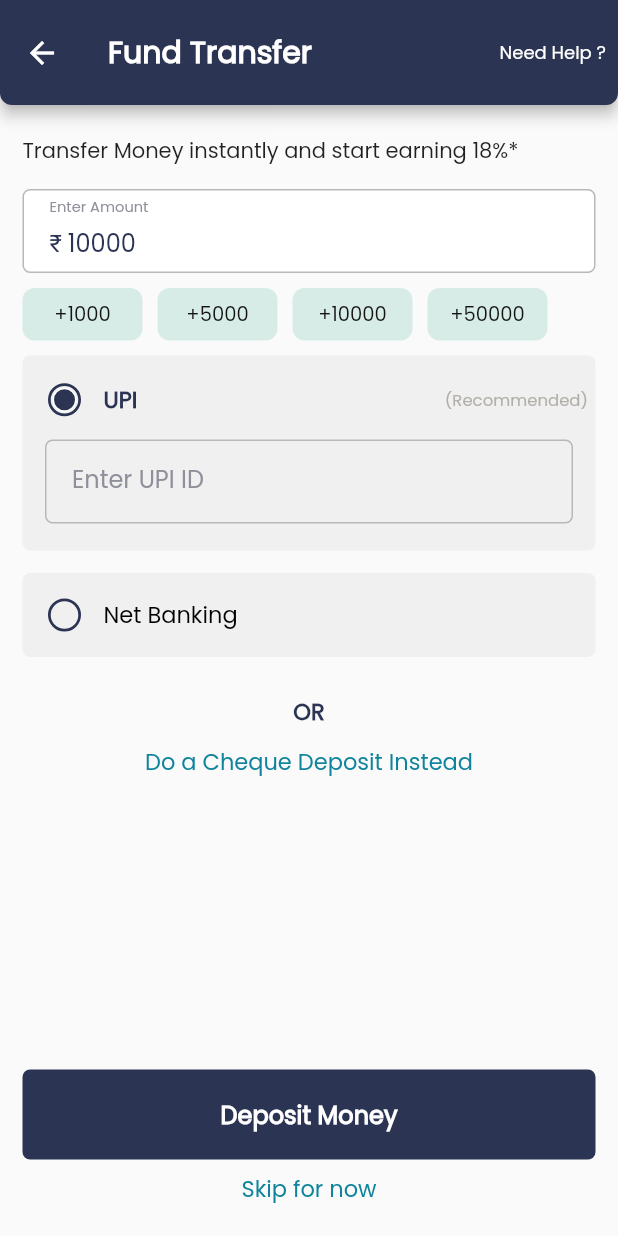
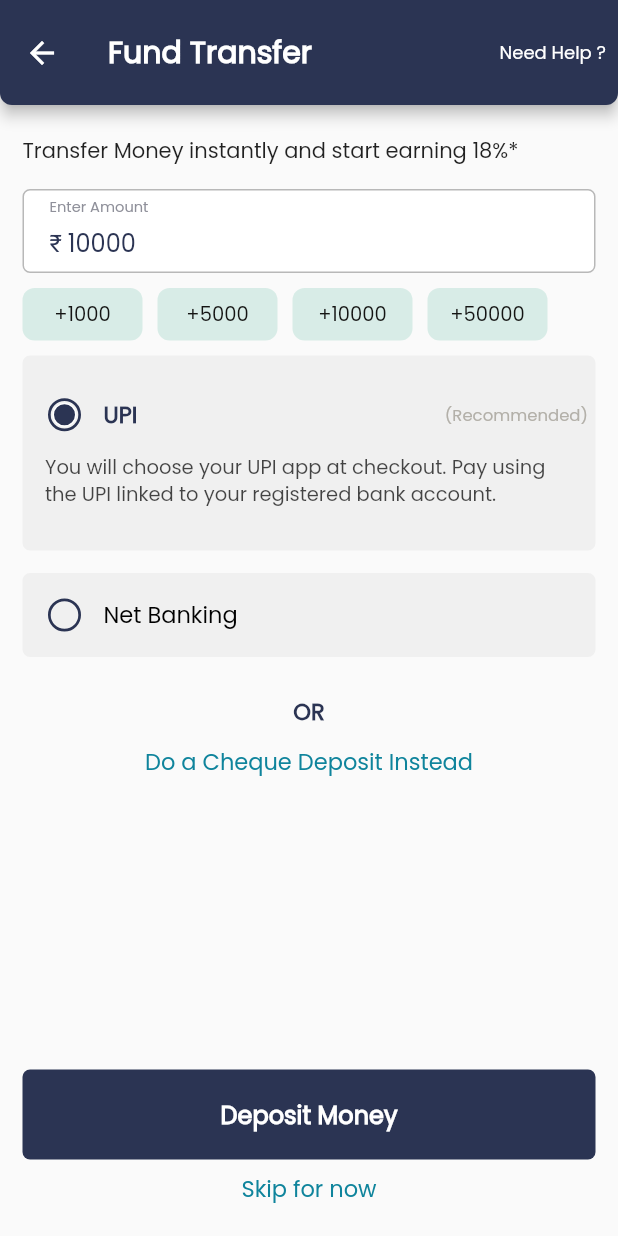
Before and after one commit to sachyam-salarycredits/investor-frontend, a Flutter app: the NewFundTransferScreen screen opened by its route, after a tap on "UPI", on a phone screen of 412 x 824 dp. Run offline on Flutter 3.47's test engine with Material 2 defaults, Android fonts, the phone set to English and light mode, and no system bars; drawn by our look-alikes of modal_progress_hud_nsn; our stand-ins replace connectivity_plus, dio, dotted_border, dropdown_button2, file_picker, firebase_core and 24 more; missing offline and left inert: appsflyer_sdk, custom_pop_up_menu, dart_ipify, device_information, expand_widget, flyy_flutter_plugin and 5 more; accounts and stored records are empty; network calls fail.

Commit message:
changes to receive payment only fron user bank acc

```diff
--- a/lib/language/language_en.dart
+++ b/lib/language/language_en.dart
@@ -70,6 +70,14 @@ class LanguageHelper {
   static final textUpiCollectWaitingBody =
       "Open PhonePe, Google Pay, Paytm, or your UPI app and approve the payment request. We will confirm automatically once payment is complete.";
   static final textUpiCollectChecking = "Checking payment status...";
+  static final textTpvRegisteredBankTitle = "Pay only from your registered bank";
+  static final textTpvRegisteredBankBody =
+      "Online payments must be made from the bank account verified on your profile. Payments from other accounts will fail.";
+  static final textTpvRegisteredUpi = "Registered UPI ID";
+  static final textTpvUpiLinkHint =
+      "You will choose your UPI app at checkout. Pay using the UPI linked to your registered bank account.";
+  static final textTpvBankDetailsMissing =
+      "Add and verify your bank account before making an online payment.";
 
   //penny_drop
   static final textBankDetailsUpdated = "Bank details updated";
--- a/lib/modules/onboardingSteps/screens/new_fund_transfer_screen.dart
+++ b/lib/modules/onboardingSteps/screens/new_fund_transfer_screen.dart
@@ -3,6 +3,7 @@ import 'dart:io';
 import 'package:Monexo/language/language_en.dart';
 import 'package:Monexo/modules/onboardingSteps/models/cashFree_details.dart';
 import 'package:Monexo/modules/onboardingSteps/models/cashfree_web_token_response.dart';
+import 'package:Monexo/modules/profile/models/user_details.dart';
 import 'package:Monexo/providers/app_state_provider.dart';
 import 'package:Monexo/routes_management/routes_list.dart';
 import 'package:Monexo/modules/onboardingSteps/screens/fund_transfer_process_screen.dart';
@@ -24,6 +25,7 @@ import 'package:Monexo/widgets/header.dart';
 import 'package:Monexo/widgets/input_widget.dart';
 import 'package:Monexo/widgets/loader.dart';
 import 'package:Monexo/widgets/title_header.dart';
+import 'package:Monexo/widgets/tpv_registered_bank_banner.dart';
 import 'package:file_picker/file_picker.dart';
 import 'package:flutter/gestures.dart';
 import 'package:flutter/material.dart';
@@ -81,6 +83,7 @@ class _NewFundTransferScreenState extends State<NewFundTransferScreen> {
     super.initState();
     amountController.text = '10000';
     _focus.addListener(_onFocusChange);
+    WidgetsBinding.instance.addPostFrameCallback((_) => _syncRegisteredUpiFromProfile());
     getFundDetails();
     // getCashFreeToken();
     // final userData = context.read<AppStateProvider>().userDetails;
@@ -141,6 +144,83 @@ class _NewFundTransferScreenState extends State<NewFundTransferScreen> {
     return response != null && response.netbankingCode.isNotEmpty;
   }
 
+  BankAccountDetails? get _registeredBank =>
+      context.read<AppStateProvider>().userDetails?.bankAccountDetails;
+
+  bool get _hasRegisteredBankDetails {
+    final bank = _registeredBank;
+    return bank != null &&
+        bank.ifscCode.trim().isNotEmpty &&
+        bank.accountNumber.trim().isNotEmpty;
+  }
+
+  bool get _usesRegisteredUpiCollect =>
+      (_registeredBank?.upiId.trim().isNotEmpty ?? false);
+
+  void _syncRegisteredUpiFromProfile() {
+    final registeredUpi = _registeredBank?.upiId.trim() ?? '';
+    if (registeredUpi.isNotEmpty) {
+      upiController.text = registeredUpi;
+      isUpiValid = registeredUpi.isUpiIdValid;
+      if (mounted) setState(() {});
+    }
+  }
+
+  Widget _tpvBankBanner() {
+    final bank = _registeredBank;
+    if (!_hasRegisteredBankDetails || bank == null) {
+      return const SizedBox.shrink();
+    }
+    return TpvRegisteredBankBanner(
+      bankName: bank.bankName,
+      accountNumber: bank.accountNumber,
+      upiId: bank.upiId.trim().isEmpty ? null : bank.upiId.trim(),
+    );
+  }
+
+  Widget _upiPaymentSection() {
+    if (_usesRegisteredUpiCollect) {
+      return Container(
+        margin: const EdgeInsets.symmetric(horizontal: 14),
+        child: InputWidget(
+          focusNode: _focus,
+          isFocused: isFocused,
+          isUPI: true,
+          isEditable: false,
+          rightIcon: isUpiValid
+              ? Image(
+                  width: 25,
+                  height: 20,
+                  fit: BoxFit.cover,
+                  image: AssetImage(LocalImages.upi_valid_icon),
+                )
+              : Container(),
+          controller: upiController,
+          keyboardType: TextInputType.emailAddress,
+          isValid: isUpiValid,
+          isError: isUpiError,
+          hintStr: LanguageHelper.textTpvRegisteredUpi,
+          heading: LanguageHelper.textTpvRegisteredUpi,
+          horizontalMargin: 0,
+          onChange: (_) {},
+        ),
+      );
+    }
+
+    return Padding(
+      padding: const EdgeInsets.symmetric(horizontal: 14),
+      child: Text(
+        LanguageHelper.textTpvUpiLinkHint,
+        style: TextStyle(
+          fontFamily: CustomFonts.nunito,
+          fontSize: 13,
+          height: 1.4,
+          color: ColorsUtil.black.withOpacity(0.72),
+        ),
+      ),
+    );
+  }
+
   @override
   void dispose() {
     iFSCCodeController.dispose();
@@ -157,7 +237,15 @@ class _NewFundTransferScreenState extends State<NewFundTransferScreen> {
   }
 
   bool checkValidation() {
-    if (!upiController.text.isUpiIdValid && isUPISelected) {
+    if (!_hasRegisteredBankDetails) {
+      Utils.showAlert(
+          context: context, msg: LanguageHelper.textTpvBankDetailsMissing);
+      return false;
+    }
+
+    if (isUPISelected &&
+        _usesRegisteredUpiCollect &&
+        !upiController.text.isUpiIdValid) {
       setState(() {
         isUpiError = true;
       });
@@ -275,7 +363,8 @@ class _NewFundTransferScreenState extends State<NewFundTransferScreen> {
       await CashFreeApiWeb.doNetBankingPayment(
           params, context, amountController.text);
     } else if (isUPISelected) {
-      params.upiID = upiController.text;
+      final registeredUpi = _registeredBank?.upiId.trim() ?? '';
+      params.upiID = registeredUpi.isNotEmpty ? registeredUpi : null;
       params.paymentLink = response.paymentLink;
 
       await CashFreeApiWeb.doUpiPayment(params, context, amountController.text);
@@ -450,6 +539,7 @@ class _NewFundTransferScreenState extends State<NewFundTransferScreen> {
                   SizedBox(
                     height: 15.0,
                   ),
+                  _tpvBankBanner(),
                   amountWidget(),
                   SizedBox(
                     height: 10,
@@ -520,35 +610,7 @@ class _NewFundTransferScreenState extends State<NewFundTransferScreen> {
 
                   CheckBoxWidget(
                     isUPIBox: true,
-                    UPIWidget: Container(
-                      margin: EdgeInsets.symmetric(horizontal: 14),
-                      child: InputWidget(
-                        focusNode: _focus,
-                        isFocused: isFocused,
-                        isUPI: true,
-                        rightIcon: isUpiValid
-                            ? Image(
-                                width: 25,
-                                height: 20,
-                                fit: BoxFit.cover,
-                                image: AssetImage(LocalImages.upi_valid_icon),
-                              )
-                            : Container(),
-                        controller: upiController,
-                        keyboardType: TextInputType.emailAddress,
-                        isValid: isUpiValid,
-                        isError: isUpiError,
-                        hintStr: 'Enter UPI ID',
-                        heading: 'Enter UPI ID',
-                        horizontalMargin: 0,
-                        onChange: (String input) {
-                          setState(() {
-                            isUpiValid = input.isUpiIdValid;
-                            isUpiError = false;
-                          });
-                        },
-                      ),
-                    ),
+                    UPIWidget: _upiPaymentSection(),
                     titleStr: 'UPI',
                     isSelected: isUPISelected,
                     onPress: () {
--- a/lib/modules/profile/models/user_details.dart
+++ b/lib/modules/profile/models/user_details.dart
@@ -94,6 +94,7 @@ class BankAccountDetails {
   String micrCode;
   String accountType;
   String address;
+  String upiId;
 
   BankAccountDetails({
     this.accountNumber = "12989898989980",
@@ -103,6 +104,7 @@ class BankAccountDetails {
     this.micrCode = "",
     this.accountType = "",
     this.address = "",
+    this.upiId = "",
   });
 
   factory BankAccountDetails.getDummyModel() => BankAccountDetails();
@@ -116,6 +118,7 @@ class BankAccountDetails {
       branchName: json['branchName'] ?? "",
       ifscCode: json['ifscCode'] ?? "",
       micrCode: json['micrCode'] ?? "",
+      upiId: json['upiId'] ?? "",
     );
   }
 
@@ -128,6 +131,7 @@ class BankAccountDetails {
     data['branchName'] = this.branchName;
     data['ifscCode'] = this.ifscCode;
     data['micrCode'] = this.micrCode;
+    data['upiId'] = this.upiId;
     data['accountType'] = this.accountType;
     data['address'] = this.address;
     return data;
--- a/lib/supporting_file/cashfree_api.dart
+++ b/lib/supporting_file/cashfree_api.dart
@@ -193,6 +193,8 @@ class CashFreeApiWeb {
       return;
     }
 
+    // TPV: use collect only for profile-linked UPI; otherwise link/intent so the
+    // payer uses a UPI app tied to the registered bank account on the order.
     final upiId = (params.upiID ?? '').trim();
     final upiChannel = upiId.isNotEmpty ? 'collect' : 'link';
     final upiBody = <String, dynamic>{'channel': upiChannel};
--- /dev/null
+++ b/lib/utils/tpv_utils.dart
@@ -0,0 +1,8 @@
+class TpvUtils {
+  static String maskAccountNumber(String account) {
+    final trimmed = account.trim();
+    if (trimmed.isEmpty) return '';
+    if (trimmed.length <= 4) return trimmed;
+    return 'XXXX${trimmed.substring(trimmed.length - 4)}';
+  }
+}
```
Also changed, not shown: lib/modules/onboardingSteps/screens/fund_transfer_screen.dart (+82 -36 lines), lib/widgets/tpv_registered_bank_banner.dart (added, +80 -0 lines).
